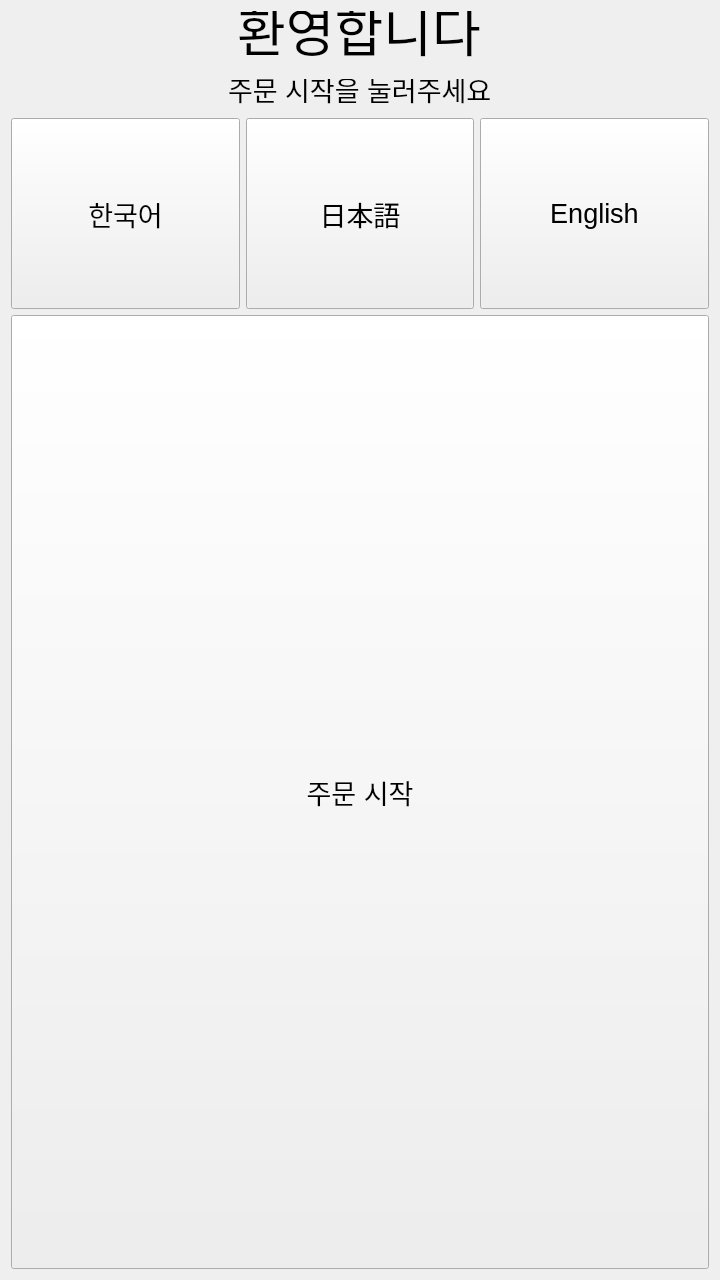
Seongeun11/PyPointKiosk, file src/my_package/ui/main_menu.ui: the form before one commit.
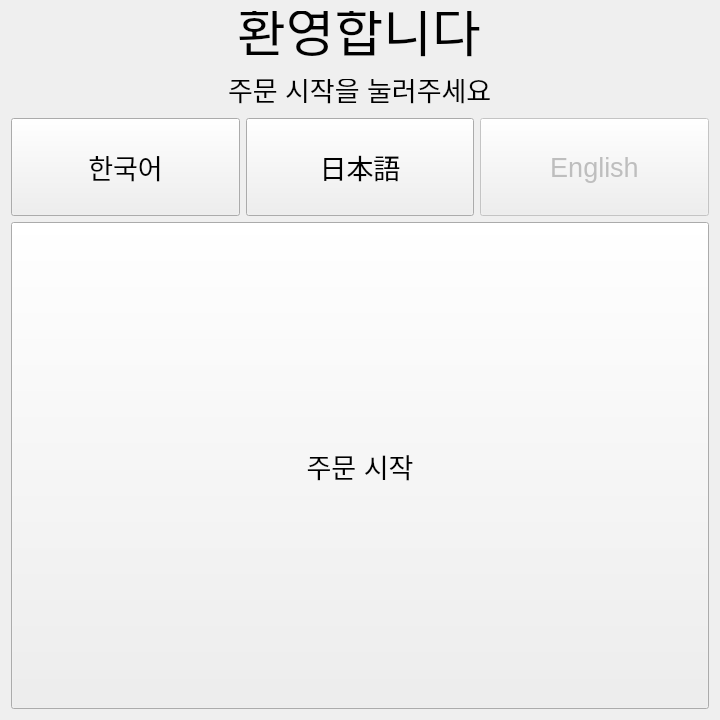
The form after the commit.

```diff
--- a/src/my_package/ui/main_menu.ui
+++ b/src/my_package/ui/main_menu.ui
@@ -7,7 +7,7 @@
     <x>0</x>
     <y>0</y>
     <width>720</width>
-    <height>1280</height>
+    <height>720</height>
    </rect>
   </property>
   <property name="sizePolicy">
@@ -19,7 +19,7 @@
   <property name="minimumSize">
    <size>
     <width>720</width>
-    <height>1280</height>
+    <height>720</height>
    </size>
   </property>
   <property name="windowTitle">
@@ -134,6 +134,9 @@
      </item>
      <item row="0" column="2">
       <widget class="QPushButton" name="btn_english">
+       <property name="enabled">
+        <bool>false</bool>
+       </property>
        <property name="sizePolicy">
         <sizepolicy hsizetype="Expanding" vsizetype="Expanding">
          <horstretch>0</horstretch>
@@ -151,6 +154,9 @@
        <property name="text">
         <string>English</string>
        </property>
+       <property name="checkable">
+        <bool>false</bool>
+       </property>
       </widget>
      </item>
     </layout>
```
